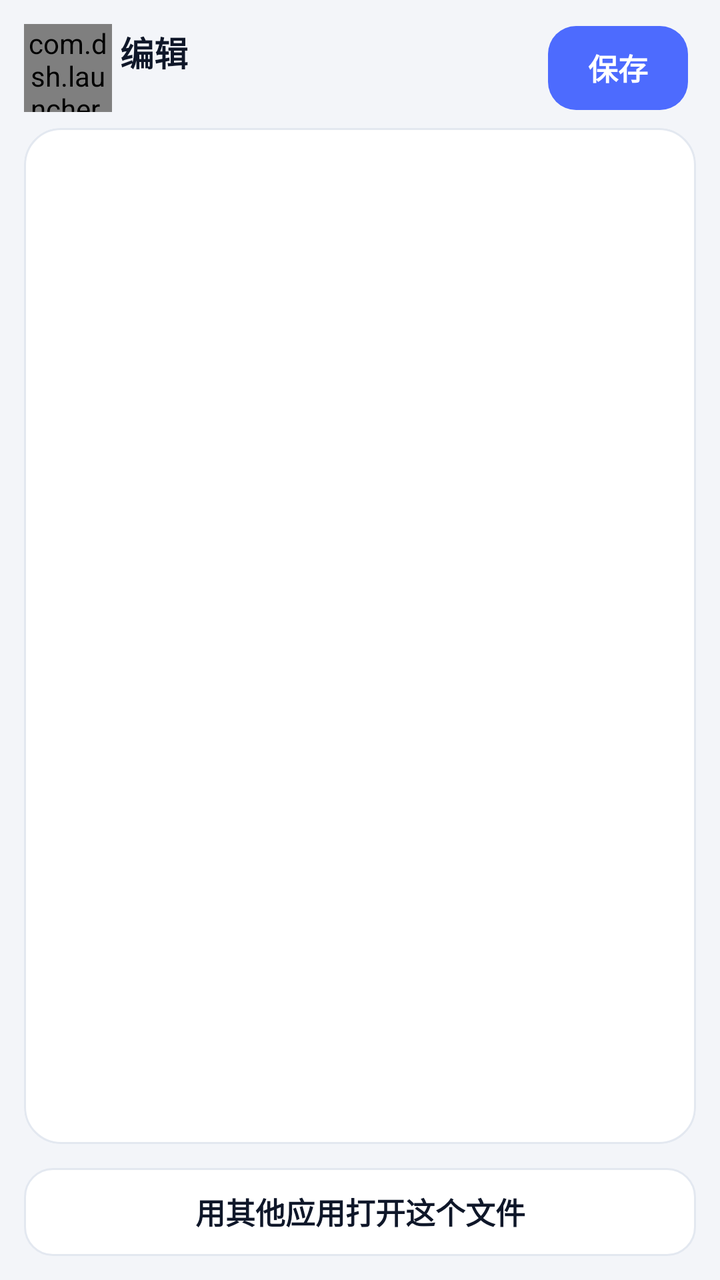
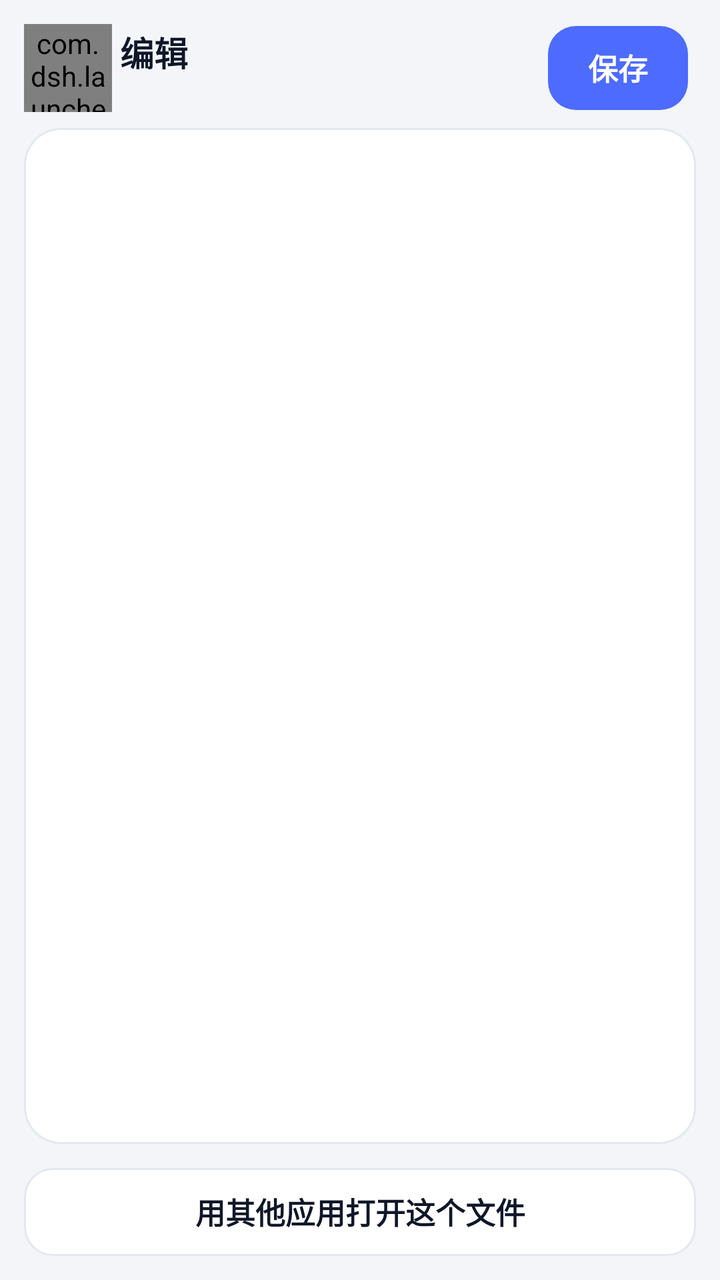

Compare the two renders of this Android layout. The source of the first and the diff that turns it into the second are given below.
<!-- AndroidManifest.xml: application theme AppTheme -->
<!-- res/layout/activity_editor.xml -->
<?xml version="1.0" encoding="utf-8"?>
<LinearLayout xmlns:android="http://schemas.android.com/apk/res/android"
    xmlns:app="http://schemas.android.com/apk/res-auto"
    android:layout_width="match_parent"
    android:layout_height="match_parent"
    android:background="@color/bg"
    android:orientation="vertical">

    <LinearLayout
        android:layout_width="match_parent"
        android:layout_height="wrap_content"
        android:gravity="center_vertical"
        android:orientation="horizontal"
        android:paddingLeft="@dimen/s_m"
        android:paddingTop="@dimen/s_m"
        android:paddingRight="@dimen/s_l"
        android:paddingBottom="@dimen/s_s">

        <com.dsh.launcher.ui.GlyphView
            android:id="@+id/btnBack"
            android:layout_width="@dimen/touch"
            android:layout_height="@dimen/touch"
            android:background="@drawable/bg_icon_btn"
            android:clickable="true"
            android:focusable="true"
            app:glyph="back"
            app:glyphStroke="2dp"
            app:glyphTint="@color/textPrimary" />

        <LinearLayout
            android:layout_width="0dp"
            android:layout_height="wrap_content"
            android:layout_marginStart="@dimen/s_xs"
            android:layout_weight="1"
            android:orientation="vertical">

            <TextView
                android:id="@+id/tvName"
                style="@style/Dsh.Title"
                android:layout_width="match_parent"
                android:layout_height="wrap_content"
                android:ellipsize="middle"
                android:maxLines="1"
                android:text="@string/editor_title" />

            <TextView
                android:id="@+id/tvMeta"
                style="@style/Dsh.Label"
                android:layout_width="match_parent"
                android:layout_height="wrap_content"
                android:layout_marginTop="2dp"
                android:maxLines="1"
                android:textSize="12sp" />
        </LinearLayout>

        <TextView
            android:id="@+id/btnSave"
            style="@style/Dsh.Btn.Primary"
            android:layout_width="wrap_content"
            android:layout_height="42dp"
            android:paddingLeft="@dimen/s_xl"
            android:paddingRight="@dimen/s_xl"
            android:text="@string/editor_save" />
    </LinearLayout>

    <FrameLayout
        android:layout_width="match_parent"
        android:layout_height="0dp"
        android:layout_marginLeft="@dimen/s_m"
        android:layout_marginRight="@dimen/s_m"
        android:layout_weight="1"
        android:background="@drawable/bg_card"
        android:clipToOutline="true">

        <EditText
            android:id="@+id/edt"
            android:layout_width="match_parent"
            android:layout_height="match_parent"
            android:background="@null"
            android:gravity="top|start"
            android:inputType="textMultiLine|textNoSuggestions"
            android:padding="@dimen/s_m"
            android:scrollbars="vertical"
            android:textColor="@color/textPrimary"
            android:textSize="13sp"
            android:typeface="monospace" />
    </FrameLayout>

    <LinearLayout
        android:layout_width="match_parent"
        android:layout_height="wrap_content"
        android:orientation="horizontal"
        android:padding="@dimen/s_m">

        <TextView
            android:id="@+id/btnOpenWith"
            style="@style/Dsh.Btn.Secondary"
            android:layout_width="0dp"
            android:layout_height="44dp"
            android:layout_weight="1"
            android:text="@string/sheet_open_file_with" />
    </LinearLayout>

</LinearLayout>
<!-- resources referenced by this layout -->
<resources>
  <color name="bg">#F3F5F9</color>
  <color name="textPrimary">#0F1729</color>
  <dimen name="s_l">16dp</dimen>
  <dimen name="s_m">12dp</dimen>
  <dimen name="s_s">8dp</dimen>
  <dimen name="s_xl">20dp</dimen>
  <dimen name="s_xs">4dp</dimen>
  <dimen name="touch">44dp</dimen>
  <!-- drawable bg_card (drawable) -->
  <?xml version="1.0" encoding="utf-8"?>
  <shape xmlns:android="http://schemas.android.com/apk/res/android" android:shape="rectangle">
      <solid android:color="@color/surface" />
      <corners android:radius="@dimen/r_l" />
      <stroke android:width="1dp" android:color="@color/border" />
  </shape>
  <!-- drawable bg_icon_btn (drawable) -->
  <?xml version="1.0" encoding="utf-8"?>
  <ripple xmlns:android="http://schemas.android.com/apk/res/android" android:color="@color/ripple">
      <item>
          <shape android:shape="oval">
              <solid android:color="@android:color/transparent" />
          </shape>
      </item>
  </ripple>
  <string name="editor_save">保存</string>
  <string name="editor_title">编辑</string>
  <string name="sheet_open_file_with">用其他应用打开这个文件</string>
  <style name="Dsh.Btn.Primary" parent="Dsh.Btn">
          <item name="android:background">@drawable/bg_btn_primary</item>
          <item name="android:textColor">@color/textOnBrand</item>
      </style>
  <style name="Dsh.Btn.Secondary" parent="Dsh.Btn">
          <item name="android:background">@drawable/bg_btn_secondary</item>
          <item name="android:textColor">@color/textPrimary</item>
      </style>
  <style name="Dsh.Label">
          <item name="android:textColor">@color/textSecondary</item>
          <item name="android:textSize">@dimen/t_label</item>
          <item name="android:includeFontPadding">false</item>
      </style>
  <style name="Dsh.Title">
          <item name="android:textColor">@color/textPrimary</item>
          <item name="android:textSize">@dimen/t_title</item>
          <item name="android:textStyle">bold</item>
          <item name="android:includeFontPadding">false</item>
      </style>
  <color name="surface">#FFFFFF</color>
  <dimen name="r_l">18dp</dimen>
  <color name="border">#E3E8F0</color>
  <color name="ripple">#224D6BFE</color>
  <style name="Dsh.Btn">
          <item name="android:layout_height">48dp</item>
          <item name="android:gravity">center</item>
          <item name="android:textSize">@dimen/t_body</item>
          <item name="android:textStyle">bold</item>
          <item name="android:clickable">true</item>
          <item name="android:focusable">true</item>
          <item name="android:includeFontPadding">false</item>
      </style>
  <!-- drawable bg_btn_primary (drawable) -->
  <?xml version="1.0" encoding="utf-8"?>
  <ripple xmlns:android="http://schemas.android.com/apk/res/android" android:color="@color/rippleOnBrand">
      <item>
          <shape android:shape="rectangle">
              <solid android:color="@color/brand" />
              <corners android:radius="@dimen/r_m" />
          </shape>
      </item>
  </ripple>
  <color name="textOnBrand">#FFFFFF</color>
  <!-- drawable bg_btn_secondary (drawable) -->
  <?xml version="1.0" encoding="utf-8"?>
  <ripple xmlns:android="http://schemas.android.com/apk/res/android" android:color="@color/ripple">
      <item>
          <shape android:shape="rectangle">
              <solid android:color="@color/surface" />
              <corners android:radius="@dimen/r_m" />
              <stroke android:width="1dp" android:color="@color/border" />
          </shape>
      </item>
  </ripple>
  <color name="textSecondary">#6B7688</color>
  <dimen name="t_label">13sp</dimen>
  <dimen name="t_title">17sp</dimen>
  <color name="brand">#4D6BFE</color>
  <color name="textTertiary">#9AA5B8</color>
  <dimen name="t_body">15sp</dimen>
  <color name="rippleOnBrand">#40FFFFFF</color>
  <dimen name="r_m">14dp</dimen>
  <!-- unchanged entries left out for length: 1 -->
</resources>

<!-- the commit's change to res/layout/activity_editor.xml (unified diff, before → after) -->
@@ -16,7 +16,7 @@
         android:paddingRight="@dimen/s_l"
         android:paddingBottom="@dimen/s_s">
 
-        <com.dsh.launcher.ui.GlyphView
+        <com.dsh.launcher.GlyphView
             android:id="@+id/btnBack"
             android:layout_width="@dimen/touch"
             android:layout_height="@dimen/touch"
